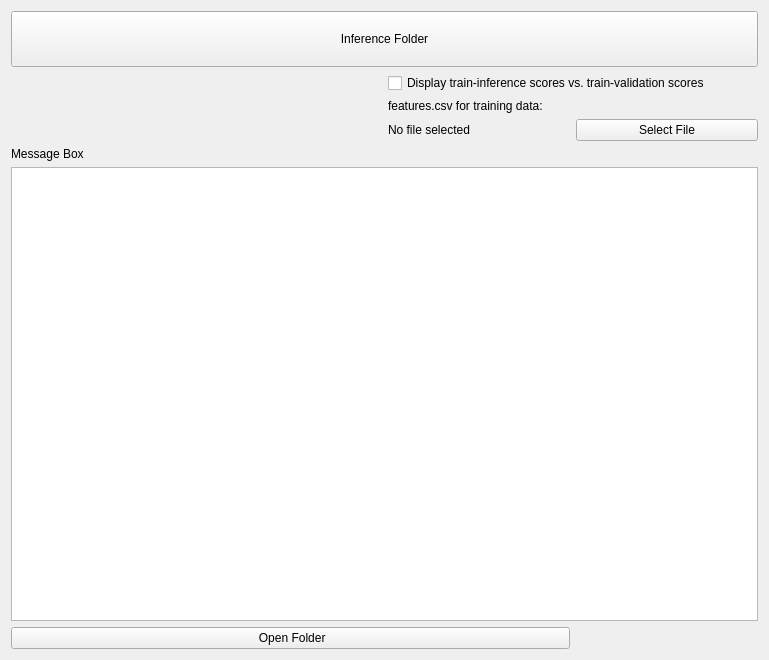
Qt form src/resources/inference.ui (open-AIMS/reefscan_desktop_data_manager) before a commit.
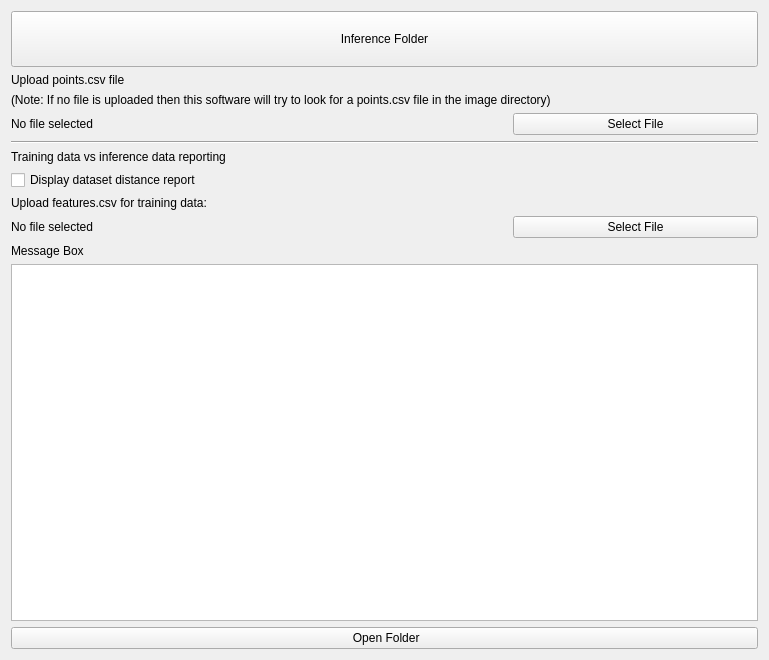
The same form after that commit.

Commit message: Add option to upload points.csv file

```diff
--- a/src/resources/inference.ui
+++ b/src/resources/inference.ui
@@ -20,42 +20,118 @@
    <string>Form</string>
   </property>
   <layout class="QGridLayout" name="gridLayout">
+   <item row="11" column="2">
+    <widget class="QPushButton" name="pointsCSVFileSelector">
+     <property name="text">
+      <string>Select File</string>
+     </property>
+    </widget>
+   </item>
+   <item row="16" column="2">
+    <widget class="QPushButton" name="trainingCSVFileSelector">
+     <property name="text">
+      <string>Select File</string>
+     </property>
+    </widget>
+   </item>
+   <item row="8" column="0">
+    <widget class="QLabel" name="label_2">
+     <property name="text">
+      <string>Upload points.csv file</string>
+     </property>
+    </widget>
+   </item>
    <item row="11" column="0">
+    <widget class="QLabel" name="pointsCSVLabel">
+     <property name="text">
+      <string>No file selected</string>
+     </property>
+     <property name="wordWrap">
+      <bool>false</bool>
+     </property>
+    </widget>
+   </item>
+   <item row="14" column="0">
+    <widget class="QCheckBox" name="reportCheckBox">
+     <property name="text">
+      <string>Display dataset distance report</string>
+     </property>
+    </widget>
+   </item>
+   <item row="17" column="0">
     <widget class="QLabel" name="label_3">
      <property name="text">
       <string>Message Box</string>
      </property>
     </widget>
    </item>
-   <item row="10" column="3">
-    <widget class="QPushButton" name="trainingCSVFileSelector">
-     <property name="text">
-      <string>Select File</string>
-     </property>
-    </widget>
-   </item>
-   <item row="9" column="2">
-    <widget class="QLabel" name="label_5">
-     <property name="text">
-      <string>features.csv for training data:</string>
-     </property>
-    </widget>
-   </item>
-   <item row="8" column="2" colspan="2">
-    <widget class="QCheckBox" name="reportCheckBox">
-     <property name="text">
-      <string>Display train-inference scores vs. train-validation scores</string>
-     </property>
-    </widget>
-   </item>
-   <item row="11" column="2">
+   <item row="17" column="1">
     <widget class="QLabel" name="label">
      <property name="text">
       <string/>
      </property>
     </widget>
    </item>
-   <item row="7" column="0" colspan="4">
+   <item row="16" column="0">
+    <widget class="QLabel" name="trainingCSVLabel">
+     <property name="text">
+      <string>No file selected</string>
+     </property>
+    </widget>
+   </item>
+   <item row="10" column="0" colspan="3">
+    <widget class="QLabel" name="label_4">
+     <property name="text">
+      <string>(Note: If no file is uploaded then this software will try to look for a points.csv file in the image directory)</string>
+     </property>
+     <property name="textFormat">
+      <enum>Qt::AutoText</enum>
+     </property>
+     <property name="scaledContents">
+      <bool>false</bool>
+     </property>
+     <property name="wordWrap">
+      <bool>true</bool>
+     </property>
+    </widget>
+   </item>
+   <item row="15" column="0">
+    <widget class="QLabel" name="label_5">
+     <property name="text">
+      <string>Upload features.csv for training data:</string>
+     </property>
+    </widget>
+   </item>
+   <item row="13" column="0">
+    <widget class="QLabel" name="label_7">
+     <property name="sizePolicy">
+      <sizepolicy hsizetype="Preferred" vsizetype="Preferred">
+       <horstretch>0</horstretch>
+       <verstretch>0</verstretch>
+      </sizepolicy>
+     </property>
+     <property name="text">
+      <string>Training data vs inference data reporting</string>
+     </property>
+     <property name="scaledContents">
+      <bool>false</bool>
+     </property>
+    </widget>
+   </item>
+   <item row="19" column="0" colspan="3">
+    <widget class="QPushButton" name="btnInferenceOpenFolder">
+     <property name="sizePolicy">
+      <sizepolicy hsizetype="Minimum" vsizetype="Minimum">
+       <horstretch>0</horstretch>
+       <verstretch>0</verstretch>
+      </sizepolicy>
+     </property>
+     <property name="text">
+      <string> Open Folder</string>
+     </property>
+    </widget>
+   </item>
+   <item row="7" column="0" colspan="3">
     <widget class="QPushButton" name="btnInferenceFolder">
      <property name="sizePolicy">
       <sizepolicy hsizetype="Minimum" vsizetype="Minimum">
@@ -74,26 +150,13 @@
      </property>
     </widget>
    </item>
-   <item row="13" column="0" colspan="3">
-    <widget class="QPushButton" name="btnInferenceOpenFolder">
-     <property name="sizePolicy">
-      <sizepolicy hsizetype="Minimum" vsizetype="Minimum">
-       <horstretch>0</horstretch>
-       <verstretch>0</verstretch>
-      </sizepolicy>
-     </property>
-     <property name="text">
-      <string> Open Folder</string>
-     </property>
-    </widget>
-   </item>
-   <item row="12" column="0" colspan="4">
+   <item row="18" column="0" colspan="3">
     <widget class="QTextBrowser" name="textBrowser"/>
    </item>
-   <item row="10" column="2">
-    <widget class="QLabel" name="trainingCSVLabel">
-     <property name="text">
-      <string>No file selected</string>
+   <item row="12" column="0" colspan="3">
+    <widget class="Line" name="line">
+     <property name="orientation">
+      <enum>Qt::Horizontal</enum>
      </property>
     </widget>
    </item>
```
The commit also changes 2 other files.
